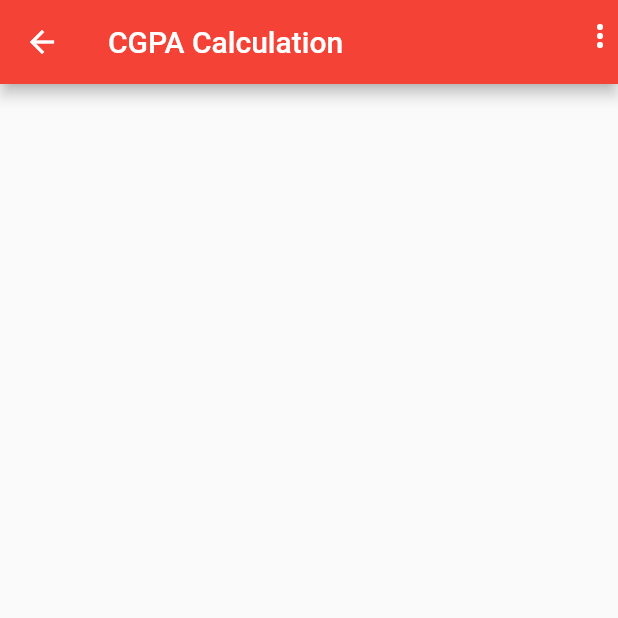
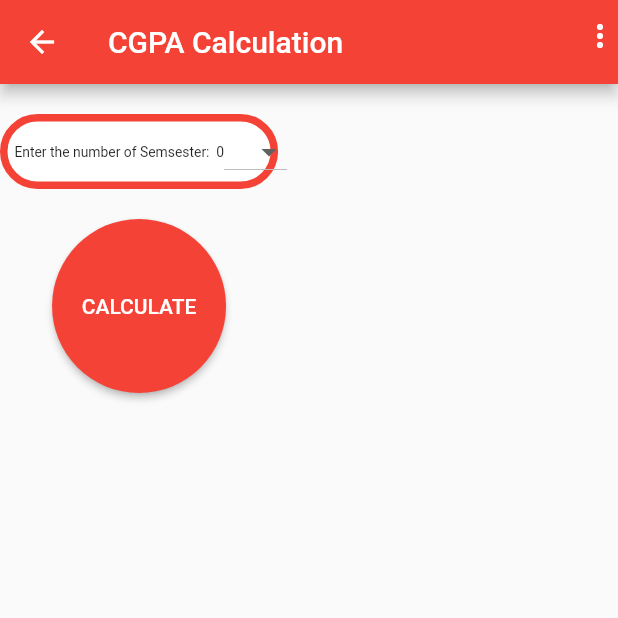
Before and after one commit to Kathireshpraveen/gpa_calculator, a Flutter app: the cgpa_calc screen opened directly, on a phone screen of 412 x 824 dp, the top half of it. Run offline on Flutter 3.47's test engine with Material 2 defaults, Android fonts, the phone set to English and light mode, and no system bars; our stand-ins replace sqflite, toast; accounts and stored records are empty.

Commit message:
Module for cgpa calculation function created

```diff
--- a/lib/cgpa.dart
+++ b/lib/cgpa.dart
@@ -1,3 +1,5 @@
+import 'dart:ui';
+
 import 'package:flutter/material.dart';
 import 'database.dart';
 class cgpa_calc extends StatefulWidget {
@@ -8,6 +10,69 @@ class cgpa_calc extends StatefulWidget {
 }
 
 class _cgpa_calcState extends State<cgpa_calc> {
+  List<String> no_s=['0','1','2','3','4','5','6','7','8','9','10','11','12'];
+  List<TextEditingController>tcg= [];
+  List<TextEditingController>tcc= [];
+  String ns="0";
+  List<Widget>sc=[];
+  void reset()
+  {
+    sc=[];
+      for(var i=1;i<=int.parse(ns);i++)
+      {
+        tcg.add(TextEditingController());
+        tcc.add(TextEditingController());
+        sc.add(
+            const SizedBox.square(
+              dimension: 20,
+            ));
+        sc.add(
+            Container(
+              height: 100,
+              width: (WidgetsBinding.instance.window.physicalSize.width*0.27),
+              decoration: BoxDecoration(
+                  color: Colors.white,
+                  border: Border.all(
+                    color: Colors.red,
+                    width: 5,
+                  ),
+                  borderRadius: const BorderRadius.all(Radius.circular(30.0))
+              ),
+              child: Row(
+
+                mainAxisAlignment: MainAxisAlignment.spaceAround,
+                children:[
+                  Text(i.toString()),
+                  SizedBox(
+                    width: 100,
+                    height: 50,
+                    child: TextField(
+                      controller: tcg[i-1],
+                      keyboardType: TextInputType.number,
+                      decoration: InputDecoration(
+                          labelText: 'GPA:',
+                          floatingLabelBehavior: FloatingLabelBehavior.always
+                      ),
+                    ),
+                  ),
+                  SizedBox(
+                    width: 100,
+                    height: 50,
+                    child: TextField(
+                      controller: tcc[i-1],
+                      keyboardType: TextInputType.number,
+                      decoration: InputDecoration(
+                          labelText: 'Credit:',
+                          floatingLabelBehavior: FloatingLabelBehavior.always
+                      ),
+                    ),
+                  ),
+                ],
+              ),
+            )
+        );
+      }
+  }
   @override
   var options=["View GPA","View CGPA"];
   Widget build(BuildContext context) {
@@ -72,6 +137,86 @@ class _cgpa_calcState extends State<cgpa_calc> {
           ),
         ],
       ),
+      body:SingleChildScrollView(
+        child: Column(
+          crossAxisAlignment: CrossAxisAlignment.center,
+          children: [
+          const SizedBox.square(
+          dimension: 20,
+        ),
+          Container(
+            height: 50,
+            width:  (WidgetsBinding.instance.window.physicalSize.width*0.3),
+            decoration: BoxDecoration(
+                color: Colors.white,
+                border: Border.all(
+                  color: Colors.red,
+                  width: 5,
+                ),
+                borderRadius: const BorderRadius.all(Radius.circular(30.0))
+            ),
+            child: Center(
+              child: Row(
+                children: [
+                  Text("  Enter the number of Semsester:  ",
+                    style: TextStyle(
+                      fontSize:WidgetsBinding.instance.window.physicalSize.width*0.0150111111111,
+                    ),
+                  ),
+                  Text(ns,
+                    style: TextStyle(
+                      fontSize:WidgetsBinding.instance.window.physicalSize.width*0.0150111111111,
+                    ),
+                  ),
+                  DropdownButton<String>(
+                    icon: Icon(Icons.arrow_drop_down),
+                    items: no_s.map((String value) {
+                      return DropdownMenuItem<String>(
+                        value: value,
+                        child: Text(value),
+                      );
+                    }).toList(),
+                    onChanged:(String? res){
+                      setState(() {
+                        ns=res!;
+                        print(ns);
+                        reset();
+                      });
+                    },
+                  ),
+
+                ],
+              ),
+            ),
+          ),
+
+            Column(
+                children:sc,
+          ),
+            const SizedBox.square(
+                dimension: 20,
+              ),
+          ElevatedButton(onPressed:()
+          {
+            int c=0;
+            double gp=0;
+                for(int i=0;i<int.parse(ns);i++)
+                {
+                  gp+=double.parse(tcg[i].text)*double.parse(tcc[i].text);
+                  c+=int.parse(tcc[i].text);
+                }
+                gp=gp/c;
+                print(gp);
+          },
+            child: Text('CALCULATE'),
+            style: ElevatedButton.styleFrom(
+              shape: CircleBorder(),
+              padding: EdgeInsets.all(50),
+            ),
+          )
+          ],
+        ),
+      ),
     );
   }
 }
```
